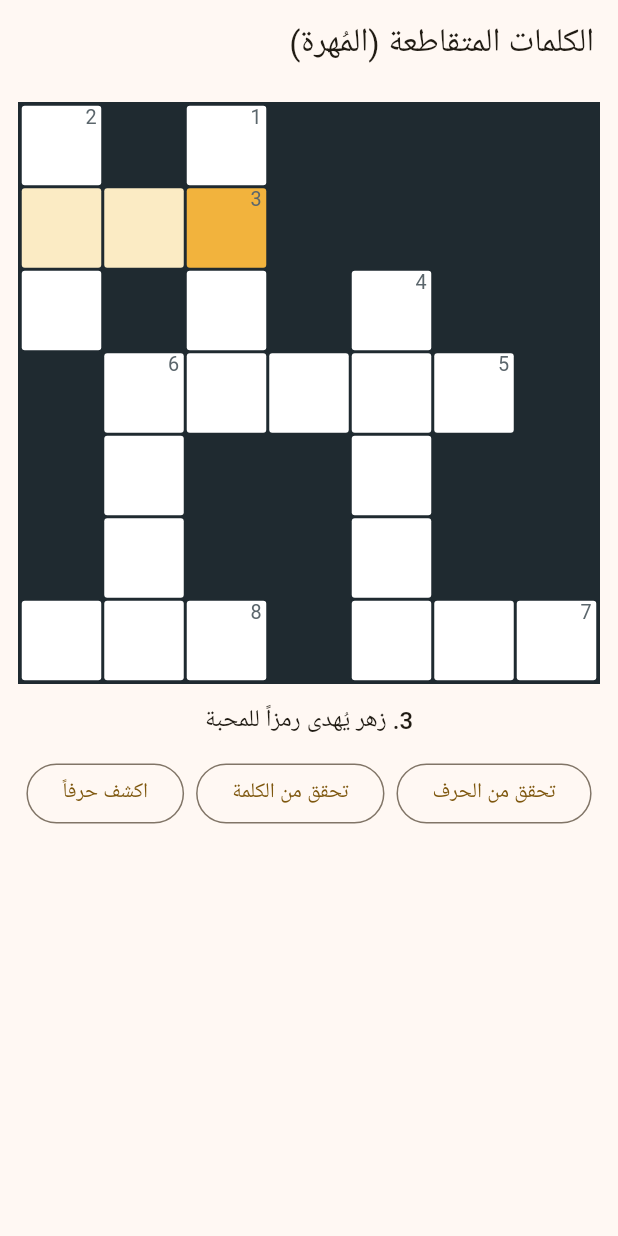
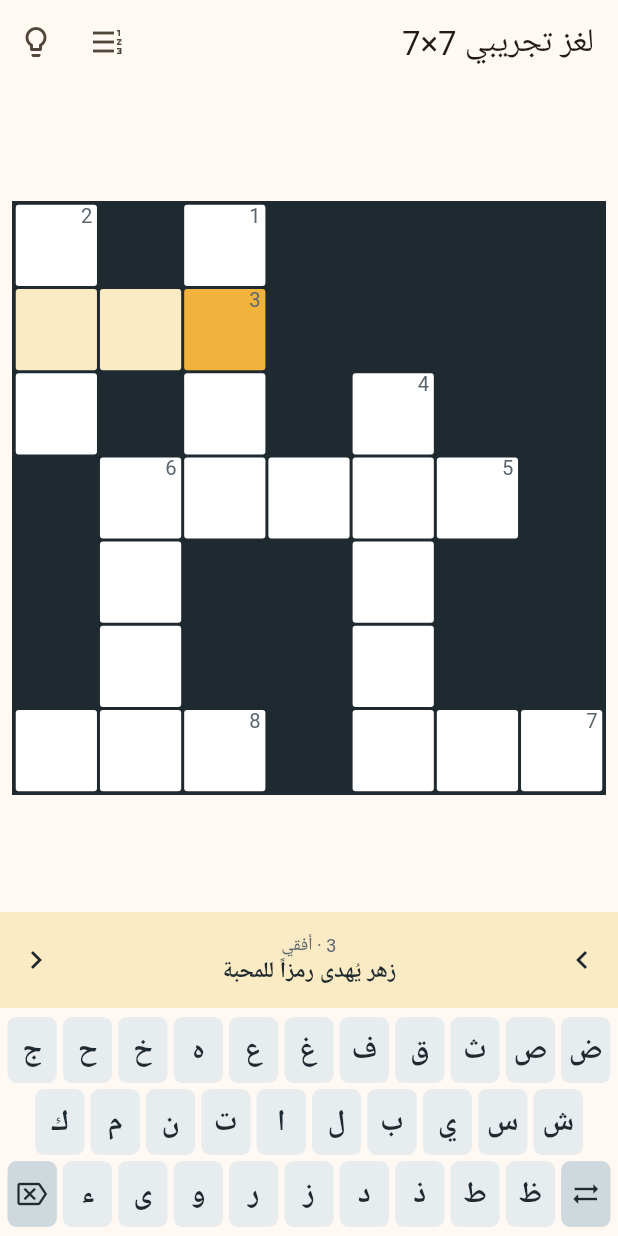
Before and after one commit to hassanamaar26-arch/almuhra-crossword, a Flutter app: the screen it shows after launch, on a phone screen of 412 x 824 dp. Run offline on Flutter 3.47's test engine with Material 3 defaults, Android fonts, the phone set to English and light mode, and no system bars.

Commit message:
Play screen: clue bar, Arabic keyboard, clues sheet, help menu, widget tests
Co-Authored-By: Claude Fable 5.2 <noreply@anthropic.com>
Claude-Session: https://claude.ai/code/session_01JkUQ6tQgRDSC3sn1oKM72H

```diff
--- a/analysis_options.yaml
+++ b/analysis_options.yaml
@@ -1 +1,6 @@
 include: package:flutter_lints/flutter.yaml
+
+analyzer:
+  errors:
+    # We stay on package:flutter/material.dart on purpose (no extra UI dependency).
+    deprecated_member_use: ignore
--- a/lib/main.dart
+++ b/lib/main.dart
@@ -1,17 +1,32 @@
 import 'dart:convert';
 
 import 'package:flutter/material.dart';
-import 'package:flutter/services.dart';
 
 import 'models/puzzle.dart';
 import 'sample_puzzle.dart';
+import 'screens/play_screen.dart';
 import 'state/crossword_controller.dart';
-import 'widgets/crossword_grid.dart';
 
 void main() => runApp(const CrosswordApp());
 
-class CrosswordApp extends StatelessWidget {
+class CrosswordApp extends StatefulWidget {
   const CrosswordApp({super.key});
+
+  @override
+  State<CrosswordApp> createState() => _CrosswordAppState();
+}
+
+class _CrosswordAppState extends State<CrosswordApp> {
+  // Demo puzzle until practice mode (generator + storage) lands.
+  late final CrosswordController _controller = CrosswordController(
+    Puzzle.fromJson(jsonDecode(samplePuzzleJson) as Map<String, dynamic>),
+  );
+
+  @override
+  void dispose() {
+    _controller.dispose();
+    super.dispose();
+  }
 
   @override
   Widget build(BuildContext context) {
@@ -25,112 +40,7 @@ class CrosswordApp extends StatelessWidget {
       ),
       builder: (context, child) =>
           Directionality(textDirection: TextDirection.rtl, child: child!),
-      home: const DemoScreen(),
+      home: PlayScreen(controller: _controller, title: 'لغز تجريبي 7×7'),
     );
   }
 }
-
-/// Temporary screen to try the grid with a hardware keyboard.
-/// The Arabic on-screen keyboard and clue list come in the next milestone.
-class DemoScreen extends StatefulWidget {
-  const DemoScreen({super.key});
-
-  @override
-  State<DemoScreen> createState() => _DemoScreenState();
-}
-
-class _DemoScreenState extends State<DemoScreen> {
-  late final CrosswordController _controller = CrosswordController(
-    Puzzle.fromJson(jsonDecode(samplePuzzleJson) as Map<String, dynamic>),
-  );
-
-  @override
-  void dispose() {
-    _controller.dispose();
-    super.dispose();
-  }
-
-  KeyEventResult _onKey(FocusNode node, KeyEvent event) {
-    if (event is KeyUpEvent) return KeyEventResult.ignored;
-    final key = event.logicalKey;
-    if (key == LogicalKeyboardKey.arrowLeft) {
-      _controller.move(Move.left);
-    } else if (key == LogicalKeyboardKey.arrowRight) {
-      _controller.move(Move.right);
-    } else if (key == LogicalKeyboardKey.arrowUp) {
-      _controller.move(Move.up);
-    } else if (key == LogicalKeyboardKey.arrowDown) {
-      _controller.move(Move.down);
-    } else if (key == LogicalKeyboardKey.backspace) {
-      _controller.backspace();
-    } else if (key == LogicalKeyboardKey.tab) {
-      _controller.stepEntry();
-    } else if (event.character != null) {
-      _controller.input(event.character!);
-    } else {
-      return KeyEventResult.ignored;
-    }
-    return KeyEventResult.handled;
-  }
-
-  @override
-  Widget build(BuildContext context) {
-    return Scaffold(
-      appBar: AppBar(title: const Text('الكلمات المتقاطعة (المُهرة)')),
-      body: SafeArea(
-        child: Focus(
-          autofocus: true,
-          onKeyEvent: _onKey,
-          child: Center(
-            child: ConstrainedBox(
-              constraints: const BoxConstraints(maxWidth: 480),
-              child: ListView(
-                padding: const EdgeInsets.all(12),
-                children: [
-                  CrosswordGrid(controller: _controller),
-                  const SizedBox(height: 12),
-                  ListenableBuilder(
-                    listenable: _controller,
-                    builder: (context, _) {
-                      final e = _controller.currentEntry;
-                      final solved = _controller.state.solved;
-                      return Text(
-                        solved
-                            ? 'أحسنت، اكتمل اللغز'
-                            : e == null
-                                ? ''
-                                : '${e.number}. ${e.clue}',
-                        textAlign: TextAlign.center,
-                        style: Theme.of(context).textTheme.titleMedium,
-                      );
-                    },
-                  ),
-                  const SizedBox(height: 12),
-                  Wrap(
-                    alignment: WrapAlignment.center,
-                    spacing: 8,
-                    runSpacing: 8,
-                    children: [
-                      OutlinedButton(
-                        onPressed: _controller.checkLetter,
-                        child: const Text('تحقق من الحرف'),
-                      ),
-                      OutlinedButton(
-                        onPressed: _controller.checkWord,
-                        child: const Text('تحقق من الكلمة'),
-                      ),
-                      OutlinedButton(
-                        onPressed: _controller.revealLetter,
-                        child: const Text('اكشف حرفاً'),
-                      ),
-                    ],
-                  ),
-                ],
-              ),
-            ),
-          ),
-        ),
-      ),
-    );
-  }
-}
--- /dev/null
+++ b/lib/screens/play_screen.dart
@@ -0,0 +1,116 @@
+import 'package:flutter/material.dart';
+import 'package:flutter/services.dart';
+
+import '../state/crossword_controller.dart';
+import '../widgets/arabic_keyboard.dart';
+import '../widgets/clue_bar.dart';
+import '../widgets/clues_sheet.dart';
+import '../widgets/crossword_grid.dart';
+
+enum _Help { checkLetter, checkWord, revealLetter }
+
+/// Grid on top, clue bar, then the Arabic keyboard. Nothing scrolls.
+class PlayScreen extends StatelessWidget {
+  const PlayScreen({super.key, required this.controller, required this.title});
+
+  final CrosswordController controller;
+  final String title;
+
+  void _onHelp(BuildContext context, _Help help) {
+    final ok = switch (help) {
+      _Help.checkLetter => controller.checkLetter(),
+      _Help.checkWord => controller.checkWord(),
+      _Help.revealLetter => controller.revealLetter(),
+    };
+    if (ok) return;
+    ScaffoldMessenger.of(context)
+      ..hideCurrentSnackBar()
+      ..showSnackBar(
+        const SnackBar(content: Text('لا يوجد ما يمكن التحقق منه أو كشفه هنا')),
+      );
+  }
+
+  /// Hardware keyboard (web / desktop / emulator).
+  KeyEventResult _onKey(FocusNode node, KeyEvent event) {
+    if (event is KeyUpEvent) return KeyEventResult.ignored;
+    final key = event.logicalKey;
+    if (key == LogicalKeyboardKey.arrowLeft) {
+      controller.move(Move.left);
+    } else if (key == LogicalKeyboardKey.arrowRight) {
+      controller.move(Move.right);
+    } else if (key == LogicalKeyboardKey.arrowUp) {
+      controller.move(Move.up);
+    } else if (key == LogicalKeyboardKey.arrowDown) {
+      controller.move(Move.down);
+    } else if (key == LogicalKeyboardKey.backspace) {
+      controller.backspace();
+    } else if (key == LogicalKeyboardKey.tab) {
+      controller.stepEntry();
+    } else if (event.character != null) {
+      controller.input(event.character!);
+    } else {
+      return KeyEventResult.ignored;
+    }
+    return KeyEventResult.handled;
+  }
+
+  @override
+  Widget build(BuildContext context) {
+    return Scaffold(
+      appBar: AppBar(
+        title: Text(title),
+        actions: [
+          IconButton(
+            tooltip: 'قائمة التلميحات',
+            icon: const Icon(Icons.format_list_numbered_rtl),
+            onPressed: () => showCluesSheet(context, controller),
+          ),
+          PopupMenuButton<_Help>(
+            tooltip: 'مساعدة',
+            icon: const Icon(Icons.lightbulb_outline),
+            onSelected: (h) => _onHelp(context, h),
+            itemBuilder: (_) => const [
+              PopupMenuItem(
+                value: _Help.checkLetter,
+                child: Text('تحقق من الحرف'),
+              ),
+              PopupMenuItem(
+                value: _Help.checkWord,
+                child: Text('تحقق من الكلمة'),
+              ),
+              PopupMenuItem(
+                value: _Help.revealLetter,
+                child: Text('اكشف حرفاً'),
+              ),
+            ],
+          ),
+        ],
+      ),
+      body: SafeArea(
+        child: Focus(
+          autofocus: true,
+          onKeyEvent: _onKey,
+          child: Center(
+            child: ConstrainedBox(
+              constraints: const BoxConstraints(maxWidth: 520),
+              child: Column(
+                children: [
+                  Expanded(
+                    child: Center(
+                      child: Padding(
+                        padding: const EdgeInsets.all(8),
+                        child: CrosswordGrid(controller: controller),
+                      ),
+                    ),
+                  ),
+                  ClueBar(controller: controller),
+                  ArabicKeyboard(controller: controller),
+                ],
+              ),
+            ),
+          ),
+        ),
+      ),
+    );
+  }
+}
--- /dev/null
+++ b/lib/widgets/arabic_keyboard.dart
@@ -0,0 +1,123 @@
+import 'package:flutter/material.dart';
+
+import '../state/crossword_controller.dart';
+import 'crossword_grid.dart';
+
+/// The 30 letters of [arabicAlphabet] in three rows, in reading order
+/// (the first letter of each row is drawn on the right).
+const List<List<String>> arabicKeyboardRows = [
+  ['ض', 'ص', 'ث', 'ق', 'ف', 'غ', 'ع', 'ه', 'خ', 'ح', 'ج'],
+  ['ش', 'س', 'ي', 'ب', 'ل', 'ا', 'ت', 'ن', 'م', 'ك'],
+  ['ظ', 'ط', 'ذ', 'د', 'ز', 'ر', 'و', 'ى', 'ء'],
+];
+
+/// Built-in Arabic keyboard. The system keyboard is never opened.
+class ArabicKeyboard extends StatelessWidget {
+  const ArabicKeyboard({super.key, required this.controller, this.palette});
+
+  static const double keyHeight = 44;
+
+  final CrosswordController controller;
+  final CrosswordPalette? palette;
+
+  @override
+  Widget build(BuildContext context) {
+    final pal = palette ?? CrosswordPalette.of(Theme.of(context).brightness);
+
+    Widget letter(String l) => _Key(
+          key: ValueKey('key-$l'),
+          color: pal.key,
+          onTap: () => controller.input(l),
+          child: Text(
+            l,
+            textScaler: TextScaler.noScaling,
+            style: TextStyle(
+              fontSize: 20,
+              height: 1.1,
+              fontWeight: FontWeight.w600,
+              color: pal.letter,
+            ),
+          ),
+        );
+
+    return Directionality(
+      textDirection: TextDirection.rtl,
+      child: Padding(
+        padding: const EdgeInsets.fromLTRB(3, 4, 3, 4),
+        child: Column(
+          mainAxisSize: MainAxisSize.min,
+          children: [
+            Row(children: [for (final l in arabicKeyboardRows[0]) letter(l)]),
+            Row(
+              children: [
+                const Spacer(),
+                for (final l in arabicKeyboardRows[1]) letter(l),
+                const Spacer(),
+              ],
+            ),
+            Row(
+              children: [
+                _Key(
+                  key: const ValueKey('key-toggle'),
+                  color: pal.keyControl,
+                  semanticLabel: 'تبديل الاتجاه',
+                  onTap: controller.toggleDirection,
+                  child: Icon(Icons.sync_alt, size: 20, color: pal.letter),
+                ),
+                for (final l in arabicKeyboardRows[2]) letter(l),
+                _Key(
+                  key: const ValueKey('key-backspace'),
+                  color: pal.keyControl,
+                  semanticLabel: 'حذف',
+                  onTap: controller.backspace,
+                  child: Icon(Icons.backspace_outlined, size: 20, color: pal.letter),
+                ),
+              ],
+            ),
+          ],
+        ),
+      ),
+    );
+  }
+}
+
+class _Key extends StatelessWidget {
+  const _Key({
+    super.key,
+    required this.color,
+    required this.onTap,
+    required this.child,
+    this.semanticLabel,
+  });
+
+  final Color color;
+  final VoidCallback onTap;
+  final Widget child;
+  final String? semanticLabel;
+
+  @override
+  Widget build(BuildContext context) {
+    return Expanded(
+      flex: 2,
+      child: Padding(
+        padding: const EdgeInsets.all(2),
+        child: Semantics(
+          label: semanticLabel,
+          button: true,
+          child: Material(
+            color: color,
+            borderRadius: BorderRadius.circular(6),
+            clipBehavior: Clip.antiAlias,
+            child: InkWell(
+              onTap: onTap,
+              child: SizedBox(
+                height: ArabicKeyboard.keyHeight,
+                child: Center(child: child),
+              ),
+            ),
+          ),
+        ),
+      ),
+    );
+  }
+}
--- /dev/null
+++ b/lib/widgets/clue_bar.dart
@@ -0,0 +1,97 @@
+import 'package:flutter/material.dart';
+
+import '../models/puzzle.dart';
+import '../state/crossword_controller.dart';
+import 'crossword_grid.dart';
+
+/// Current clue, shown right above the keyboard.
+/// Side buttons step through the words; tapping the text toggles direction.
+class ClueBar extends StatelessWidget {
+  const ClueBar({super.key, required this.controller, this.palette});
+
+  static const double height = 64;
+
+  final CrosswordController controller;
+  final CrosswordPalette? palette;
+
+  @override
+  Widget build(BuildContext context) {
+    final pal = palette ?? CrosswordPalette.of(Theme.of(context).brightness);
+    return ListenableBuilder(
+      listenable: controller,
+      builder: (context, _) {
+        final entry = controller.currentEntry;
+        final solved = controller.state.solved;
+        final label = solved || entry == null
+            ? ''
+            : '${entry.number} · ${entry.dir == Direction.across ? 'أفقي' : 'عمودي'}';
+        final clue = solved ? 'أحسنت، اكتمل اللغز' : (entry?.clue ?? '');
+        return Directionality(
+          textDirection: TextDirection.rtl,
+          child: MediaQuery.withClampedTextScaling(
+            maxScaleFactor: 1.2,
+            child: Material(
+              color: pal.word,
+              child: SizedBox(
+                height: height,
+                child: Row(
+                  children: [
+                    IconButton(
+                      key: const ValueKey('clue-prev'),
+                      tooltip: 'السابق',
+                      color: pal.letter,
+                      icon: const Icon(Icons.chevron_right),
+                      onPressed: () => controller.stepEntry(forward: false),
+                    ),
+                    Expanded(
+                      child: InkWell(
+                        key: const ValueKey('clue-text'),
+                        onTap: controller.toggleDirection,
+                        child: Column(
+                          mainAxisAlignment: MainAxisAlignment.center,
+                          children: [
+                            if (label.isNotEmpty)
+                              Text(
+                                label,
+                                maxLines: 1,
+                                style: TextStyle(
+                                  fontSize: 12,
+                                  height: 1.2,
+                                  color: pal.number,
+                                ),
+                              ),
+                            Flexible(
+                              child: Text(
+                                clue,
+                                maxLines: 2,
+                                overflow: TextOverflow.ellipsis,
+                                textAlign: TextAlign.center,
+                                style: TextStyle(
+                                  fontSize: 15,
+                                  height: 1.3,
+                                  fontWeight: FontWeight.w600,
+                                  color: pal.letter,
+                                ),
+                              ),
+                            ),
+                          ],
+                        ),
+                      ),
+                    ),
+                    IconButton(
+                      key: const ValueKey('clue-next'),
+                      tooltip: 'التالي',
+                      color: pal.letter,
+                      icon: const Icon(Icons.chevron_left),
+                      onPressed: () => controller.stepEntry(),
+                    ),
+                  ],
+                ),
+              ),
+            ),
+          ),
+        );
+      },
+    );
+  }
+}
--- a/lib/widgets/crossword_grid.dart
+++ b/lib/widgets/crossword_grid.dart
@@ -21,6 +21,8 @@ class CrosswordPalette {
     required this.letterWrong,
     required this.letterRevealed,
     required this.number,
+    required this.key,
+    required this.keyControl,
   });
 
   static const light = CrosswordPalette(
@@ -36,6 +38,8 @@ class CrosswordPalette {
     letterWrong: Color(0xFFA1261D),
     letterRevealed: Color(0xFF1F5A8A),
     number: Color(0xFF5B666C),
+    key: Color(0xFFE7ECEF),
+    keyControl: Color(0xFFCFD8DC),
   );
 
   static const dark = CrosswordPalette(
@@ -51,6 +55,8 @@ class CrosswordPalette {
     letterWrong: Color(0xFFF2A39C),
     letterRevealed: Color(0xFF9CC7EC),
     number: Color(0xFFA9B4BA),
+    key: Color(0xFF37464E),
+    keyControl: Color(0xFF2A363C),
   );
 
   static CrosswordPalette of(Brightness b) =>
@@ -58,6 +64,9 @@ class CrosswordPalette {
 
   final Color block, cell, active, word, correct, wrong, revealed;
   final Color letter, letterCorrect, letterWrong, letterRevealed, number;
+
+  /// Keyboard: letter keys and control keys (delete, direction).
+  final Color key, keyControl;
 }
 
 /// The crossword board. Always laid out RTL: logical column 0 is drawn on
```
Also changed, not shown: lib/state/crossword_controller.dart (+15 -2 lines), lib/widgets/clues_sheet.dart (added, +92 -0 lines), 2 other files.
